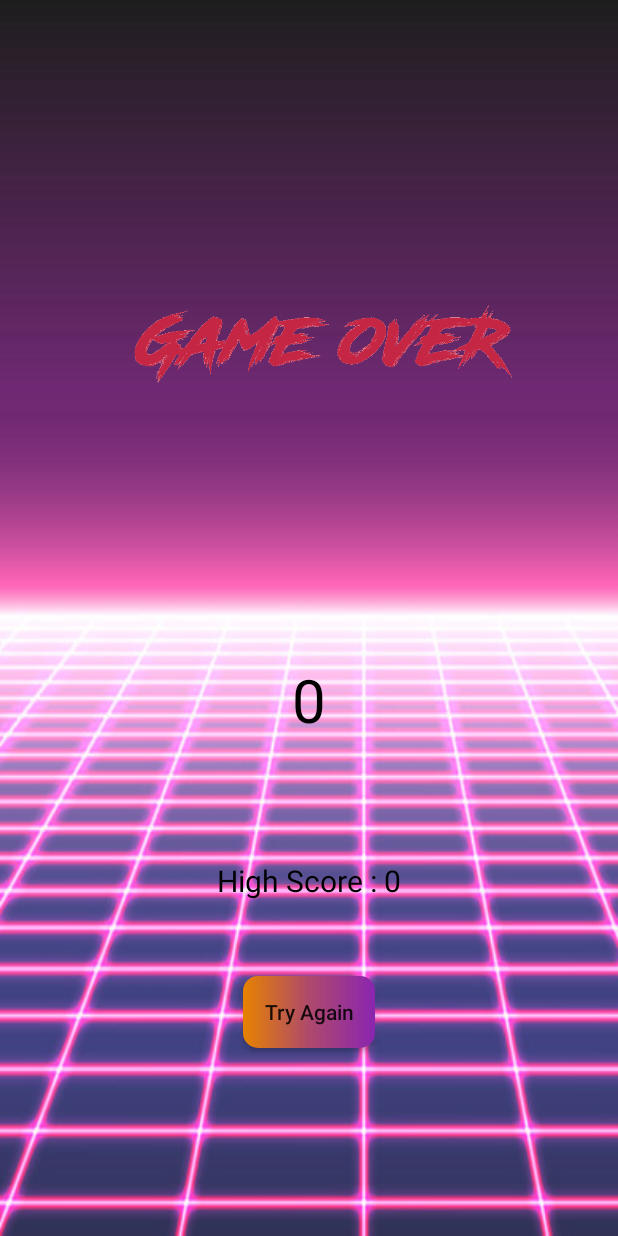
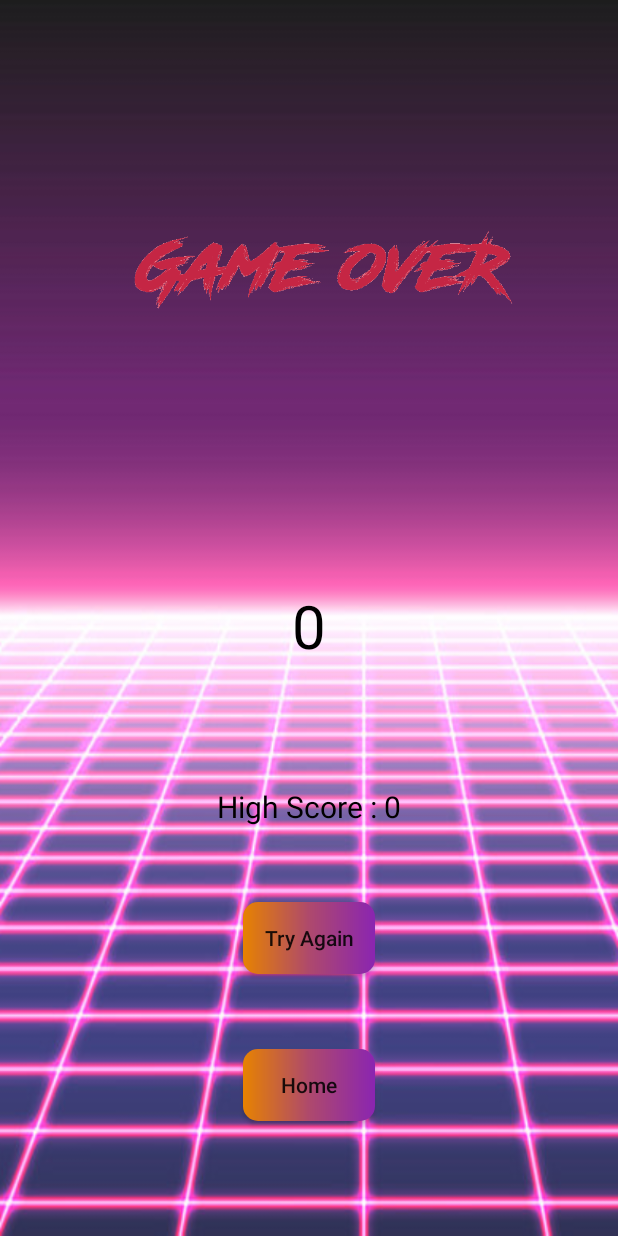
Before and after one commit to carlsontabije/Bored-Game, an Android app: the AccuracyResultActivity screen opened directly, with no data from a screen before it, on a phone screen of 412 x 824 dp. Run offline under Robolectric (Android 15) with nearby library versions, the phone set to English and light mode, and no system bars; Roboto replaces fonts that are not available here.

Commit message:
added home button on accuracy result

```diff
--- a/app/src/main/java/com/adjav/game/bored/AccuracyResultActivity.java
+++ b/app/src/main/java/com/adjav/game/bored/AccuracyResultActivity.java
@@ -59,6 +59,11 @@ public class AccuracyResultActivity extends AppCompatActivity {
         startActivity(new Intent(getApplicationContext(), AccuracyGameActivity.class));
     }
 
+    public void home(View view) {
+        startActivity(new Intent(getApplicationContext(), MainActivity.class));
+        finish();
+    }
+
 
     @Override
     public boolean dispatchKeyEvent(KeyEvent event) {
--- a/app/src/main/res/layout/activity_accuracy_result.xml
+++ b/app/src/main/res/layout/activity_accuracy_result.xml
@@ -42,5 +42,15 @@
         android:background="@drawable/gradient"
         android:textAllCaps="false" />
 
+    <Button
+        android:id="@+id/home"
+        android:layout_width="wrap_content"
+        android:layout_height="wrap_content"
+        android:layout_marginTop="50dp"
+        android:background="@drawable/gradient"
+        android:onClick="home"
+        android:text="Home"
+        android:textAllCaps="false" />
+
 
 </LinearLayout>
```
